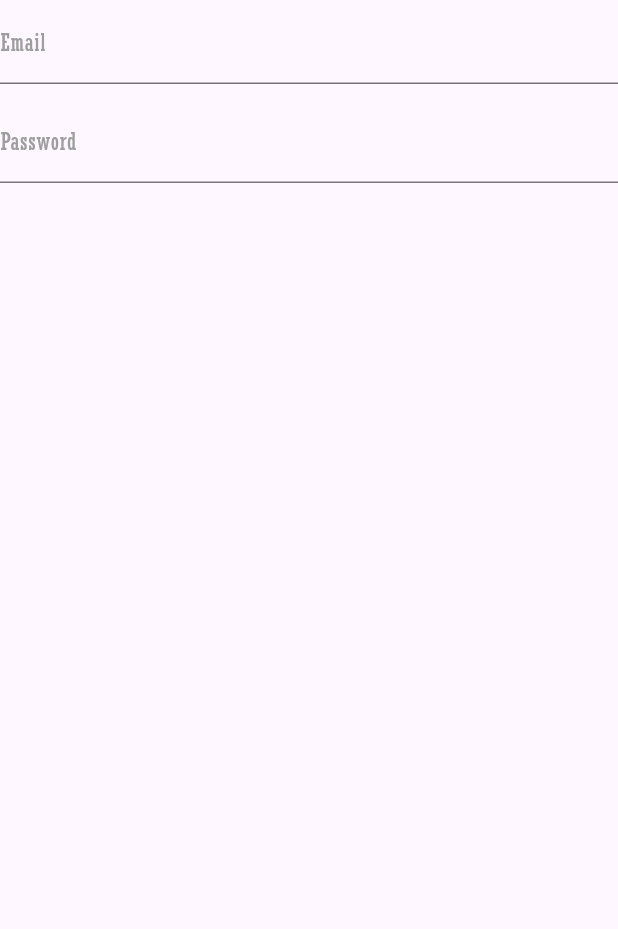
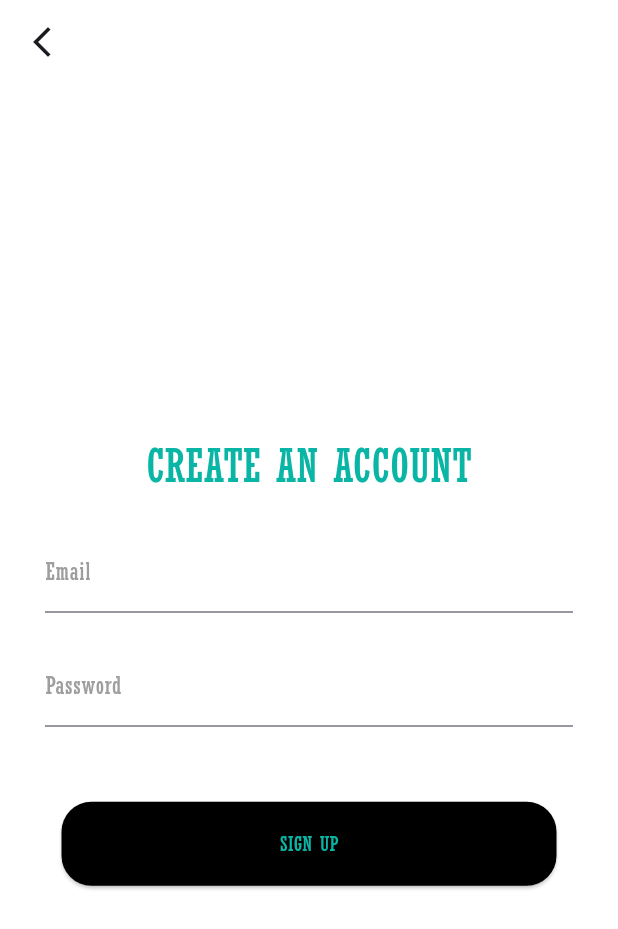
Before and after one commit to Mms2404/CRM, a Flutter app: the SignupScreen screen opened by its route, on a phone screen of 412 x 824 dp. Shown: the top 929 px of the screen. Run offline on Flutter 3.47's test engine with Material 3 defaults, Android fonts, the phone set to English and light mode, and no system bars; our stand-ins replace bloc, firebase_auth, firebase_core, flutter_bloc, fpdart; accounts and stored records are empty.

Commit message:
'signUp done'

```diff
--- a/crm_app/lib/features/auth/domain/auth_repositary.dart
+++ b/crm_app/lib/features/auth/domain/auth_repositary.dart
@@ -4,4 +4,5 @@ import 'package:fpdart/fpdart.dart';
 
 abstract class AuthRepositary {
   Future<Either<Failure , UserEntity>> signIn( String email , String password) ;
+  Future<Either<Failure , UserEntity>> signUp (String email , String password);
 }
--- a/crm_app/lib/features/auth/domain/auth_usecase.dart
+++ b/crm_app/lib/features/auth/domain/auth_usecase.dart
@@ -4,21 +4,33 @@ import 'package:crm_app/features/auth/domain/auth_repositary.dart';
 import 'package:crm_app/features/auth/domain/user_entity.dart';
 import 'package:fpdart/src/either.dart';
 
-class SignInUsecase implements Usecase<UserEntity , SignInParams>{
+class SignInUsecase implements Usecase<UserEntity , SigningParams>{
   final AuthRepositary repositary;
 
   SignInUsecase(this.repositary);
 
   @override
-  Future<Either<Failure, UserEntity>> call(SignInParams params) {
+  Future<Either<Failure, UserEntity>> call(SigningParams params) {
     return repositary.signIn(params.email, params.password);
   }
 
 }
 
-class SignInParams{
+class SignUpUsecase implements Usecase<UserEntity , SigningParams> {
+  final AuthRepositary repository;
+
+  SignUpUsecase(this.repository);
+  @override
+  Future<Either<Failure, UserEntity>> call(SigningParams params) {
+    return repository.signUp(
+      params.email,
+      params.password);
+  }
+}
+
+class SigningParams{
   final String email;
   final String password;
 
-  SignInParams(this.email  , this.password);
+  SigningParams(this.email  , this.password);
 }
--- a/crm_app/lib/features/auth/presentation/cubit/auth_state.dart
+++ b/crm_app/lib/features/auth/presentation/cubit/auth_state.dart
@@ -19,3 +19,9 @@ class AuthError extends AuthState {
 
   AuthError(this.message);
 }
+
+// signUp process
+ class AuthSignUpSuccess extends AuthState {
+  final UserEntity user ;
+  AuthSignUpSuccess(this.user);
+ }
--- a/crm_app/lib/features/auth/presentation/signUp_screen.dart
+++ b/crm_app/lib/features/auth/presentation/signUp_screen.dart
@@ -1,6 +1,12 @@
+import 'package:crm_app/core/constants/appButtonStyles.dart';
+import 'package:crm_app/core/constants/appColors.dart';
+import 'package:crm_app/core/constants/notify.dart';
+import 'package:crm_app/core/routes/app_routes.dart';
 import 'package:crm_app/core/widgets/appTextField.dart';
+import 'package:crm_app/features/auth/presentation/cubit/auth_cubit.dart';
 import 'package:flutter/material.dart';
 import 'package:flutter/widgets.dart';
+import 'package:flutter_bloc/flutter_bloc.dart';
 
 class SignupScreen extends StatelessWidget {
   SignupScreen({super.key});
@@ -11,17 +17,77 @@ class SignupScreen extends StatelessWidget {
   @override
   Widget build(BuildContext context) {
     return Scaffold(
-      body: Column(
+      backgroundColor: Appcolors.day,
+      appBar: AppBar(
+        backgroundColor: Appcolors.day,
+        leading: IconButton(
+          onPressed: () {
+            Navigator.pushNamed(context, AppRoutes.signIn);
+          },
+          icon: Icon(Icons.arrow_back_ios_new_sharp),
+        ),
+      ),
+      body: Padding(
+        padding: const EdgeInsets.all(30.0),
+        child: BlocConsumer<AuthCubit, AuthState>(
+          listener: (context, state) {
+            if (state is AuthSignUpSuccess){
+              Navigator.pushReplacementNamed(context, AppRoutes.signIn);
+              Notify.show(context, " Created a new account . Login now !");
+            }
+            if (state is AuthError){
+              Navigator.pushReplacementNamed(context, AppRoutes.signIn);
+              Notify.show(context, " Failed to create an account . Try Again");
+            }
+          },
+          builder: (context, state) {
+            return Column(
+              crossAxisAlignment: CrossAxisAlignment.center,
+              mainAxisAlignment: MainAxisAlignment.center,
               children: [
+                Text(
+                  "CREATE AN ACCOUNT",
+                  style: TextStyle(fontSize: 30, color: Appcolors.milkyGreen),
+                ),
+                SizedBox(height: 20),
                 AppTextField(
                   controller: emailController,
-            labelText: "Email"
+                  labelText: "Email",
+                  validator: (value) {
+                    if (value!.isEmpty) {
+                      return "Email can't be empty";
+                    }
+                    return null;
+                  },
                 ),
-          SizedBox(height: 10,),
+                SizedBox(height: 20),
                 AppTextField(
                   controller: passwordController,
-            labelText: "Password")
+                  labelText: "Password",
+                  validator: (value) {
+                    if (value!.isEmpty) {
+                      return "Set a password of atleast 6 characters ";
+                    }
+                    return null;
+                  },
+                ),
+
+                SizedBox(height: 50),
+                state is AuthLoading
+                ? CircularProgressIndicator(color: Appcolors.night,)
+                : ElevatedButton(
+                  onPressed: () {
+                    final email = emailController.text.trim();
+                    final password = passwordController.text.trim();
+                    context.read<AuthCubit>().signUp(email, password);
+                  },
+                  style: AppButtonStyles.commonButton,
+                  child: Text("SIGN UP"),
+                ),
               ],
+            );
+          },
+        ),
       ),
     );
   }
```
Also changed, not shown: crm_app/lib/features/auth/auth_injection.dart (+7 -1 lines), crm_app/lib/features/auth/data/auth_repo_impl.dart (+11 -0 lines), crm_app/lib/features/auth/data/firebase_auth_datasource.dart (+11 -0 lines), crm_app/lib/features/auth/presentation/cubit/auth_cubit.dart (+11 -2 lines), crm_app/lib/features/auth/presentation/signIn_screen.dart (+1 -6 lines), crm_app/lib/features/auth/presentation/widgets/login_form.dart (+8 -8 lines), crm_app/lib/features/customers/presentation/customers.dart (+13 -1 lines), crm_app/lib/features/view-only/viewOnly_screen.dart (+12 -1 lines), crm_app/lib/main.dart (+11 -10 lines). Lines whose indentation alone changed are shown as unchanged.
